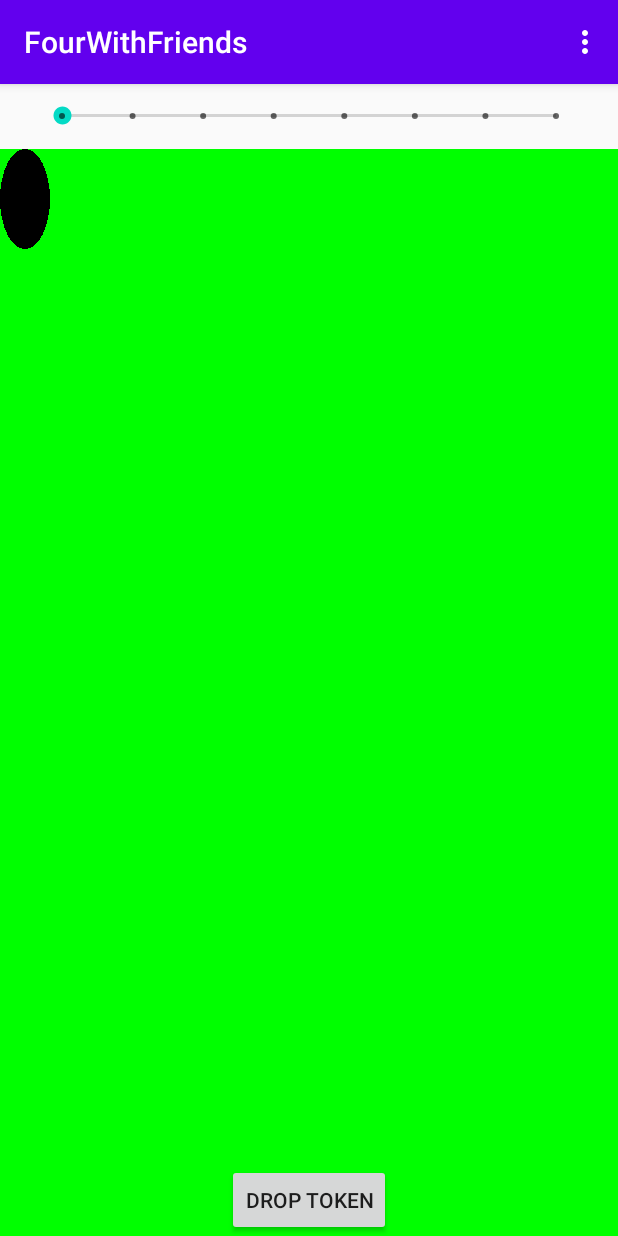
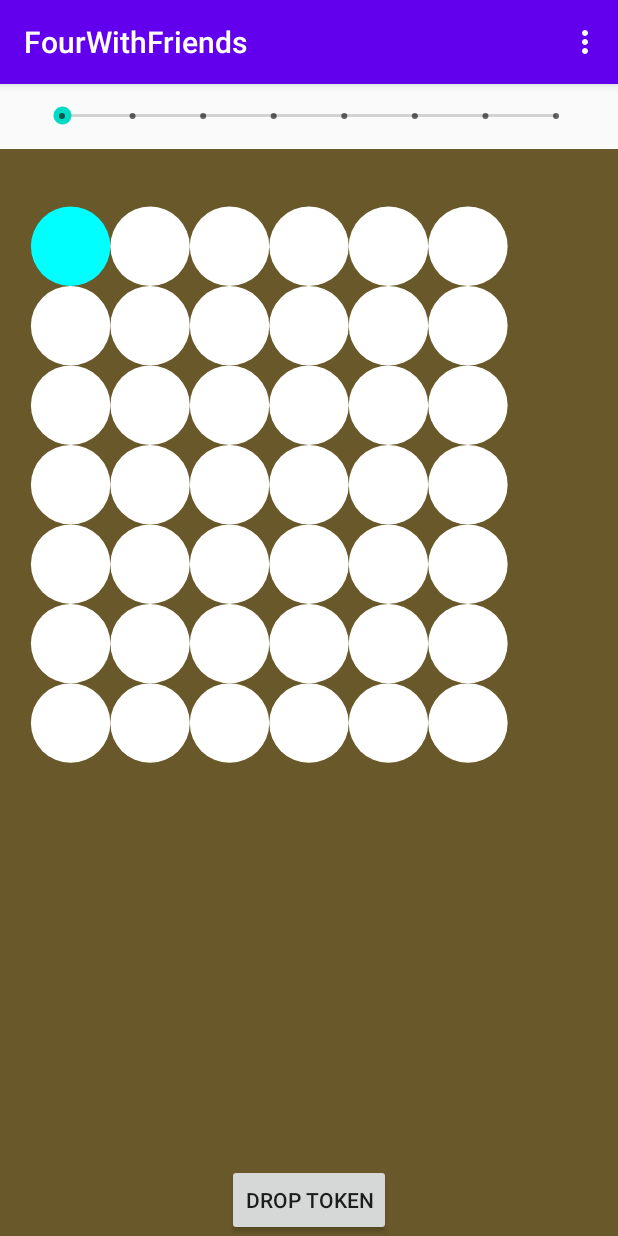
Before and after one commit to apradhan12/four-with-friends-android, an Android app: the screen it shows after launch (Connect4Activity), on a phone screen of 412 x 824 dp. Run offline under Robolectric (Android 15) with nearby library versions, the phone set to English and light mode, and no system bars.

Commit message:
Got basic screen showing with tokens

```diff
--- a/app/src/main/java/com/fourwithfriends/BoardView.kt
+++ b/app/src/main/java/com/fourwithfriends/BoardView.kt
@@ -1,24 +1,79 @@
 package com.fourwithfriends
 
+import android.app.Activity
 import android.content.Context
 import android.graphics.*
 import android.util.AttributeSet
+import android.util.DisplayMetrics
+import android.util.TypedValue
+import android.view.Display
 import android.view.View
 import com.fourwithfriends.client.ClientModel
+import com.fourwithfriends.dto.PlayerColor
+import java.util.*
+
+const val TOKEN_DIAMETER = 0.95
+const val SCREEN_WIDTH = 0.9
+const val TOP_PADDING = 0.05
 
 class BoardView(context: Context, attrs: AttributeSet) : View(context, attrs) {
 
     private val rect: Rect = Rect(0, 0, 100, 100)
-    private val paint: Paint = Paint()
-    private val red: Paint = Paint(Color.RED)
+//    private val paint: Paint = Paint()
+    private val blue: Paint = Paint()
+    private val orange: Paint = Paint()
+    private val white: Paint = Paint()
+
+    init {
+        blue.color = Color.CYAN
+        orange.color = Color.rgb(255, 128, 0)
+        white.color = Color.WHITE
+    }
+
     var model: ClientModel = ClientModel()
+    private val boardWidth = context.resources.getInteger(R.integer.board_width)
+    private val boardHeight = context.resources.getInteger(R.integer.board_height)
 
     override fun onDraw(canvas: Canvas?) {
         super.onDraw(canvas)
-        for ()
-        paint.color = Color.BLACK;
+
         val can: Canvas = canvas!!
-        can.drawColor(Color.GREEN)
-        can.drawOval(0F, 0F, 50F, 100F, red)
+        can.drawColor(Color.rgb(105, 88, 41))
+
+        model.setBoardCell(0, 0, PlayerColor.Blue)
+        val board = model.board
+//        println("here is board ${Arrays.deepToString(board)}")
+        for (col in 0 until boardWidth) {
+            for (row in 0 until boardHeight) {
+                val paint: Paint = when (board[col][row]!!) {
+                    PlayerColor.Blue -> blue
+                    PlayerColor.Orange -> orange
+                    PlayerColor.None -> white
+                }
+                can.drawOval(convertCoords(row, col), paint)
+            }
+        }
+//        can.drawOval(0F, 0F, 100F, 100F, blue)
+    }
+
+    private fun getDisplayDimensions(): DisplayMetrics {
+        val displayMetrics = DisplayMetrics()
+        (context as Activity).windowManager
+            .defaultDisplay
+            .getMetrics(displayMetrics)
+        return displayMetrics
+    }
+
+    private fun convertCoords(row: Int, col: Int): RectF {
+        val boardWidthPx = width * SCREEN_WIDTH
+        val boardXOffsetPx = (width - boardWidthPx) / 2
+        val boardYOffsetPx = height * TOP_PADDING
+        val cellWidthPx = boardWidthPx / boardWidth
+        return RectF(
+            (boardXOffsetPx + row * cellWidthPx).toFloat(),
+            (boardYOffsetPx + col * cellWidthPx).toFloat(),
+            (boardXOffsetPx + (row + 1) * cellWidthPx).toFloat(),
+            (boardYOffsetPx + (col + 1) * cellWidthPx).toFloat()
+        )
     }
 }
--- a/app/src/main/res/values/data_constants.xml
+++ b/app/src/main/res/values/data_constants.xml
@@ -3,6 +3,6 @@
     <integer name="board_width">7</integer>
     <integer name="board_height">6</integer>
 <!--    <integer name="max_board_col">@{@integer/board_width - 1}</integer>-->
-    <integer name="token_diameter">150</integer>
-    <fraction name="screen_width">90%</fraction>
+<!--    <item name="token_diameter" format="float" type="dimen">95%</item>-->
+<!--    <item name="screen_width" format="float" type="dimen">90%</item>-->
 </resources>
```
Also changed, not shown: app/src/main/java/com/fourwithfriends/client/ClientController.java (+96 -96 lines), app/src/main/java/com/fourwithfriends/client/ClientView.java (+206 -206 lines).
